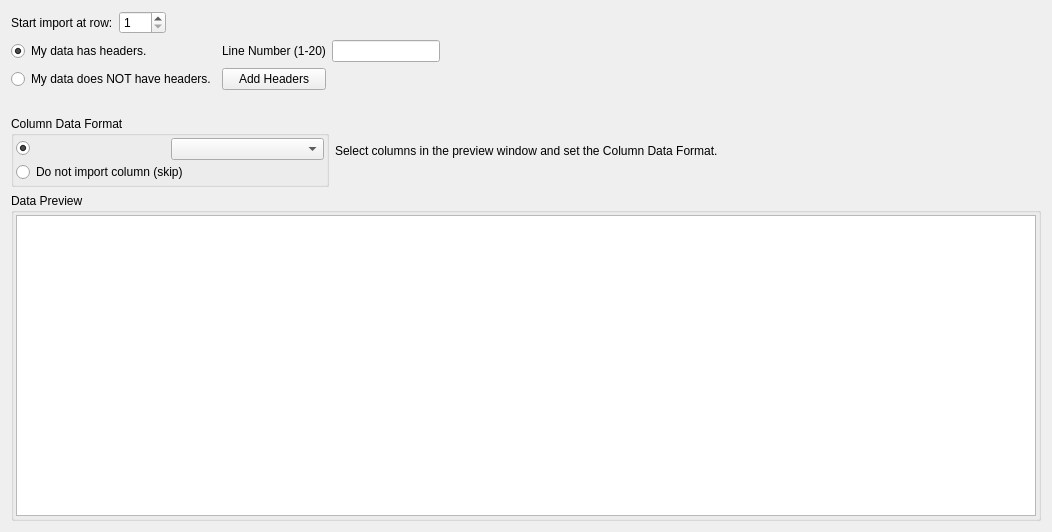
First picture: the form in Source/Plugins/IO/Widgets/ImportASCIIDataWizard/UI_Files/DataFormatPage.ui, repository BlueQuartzSoftware/DREAM3D, before the edit.
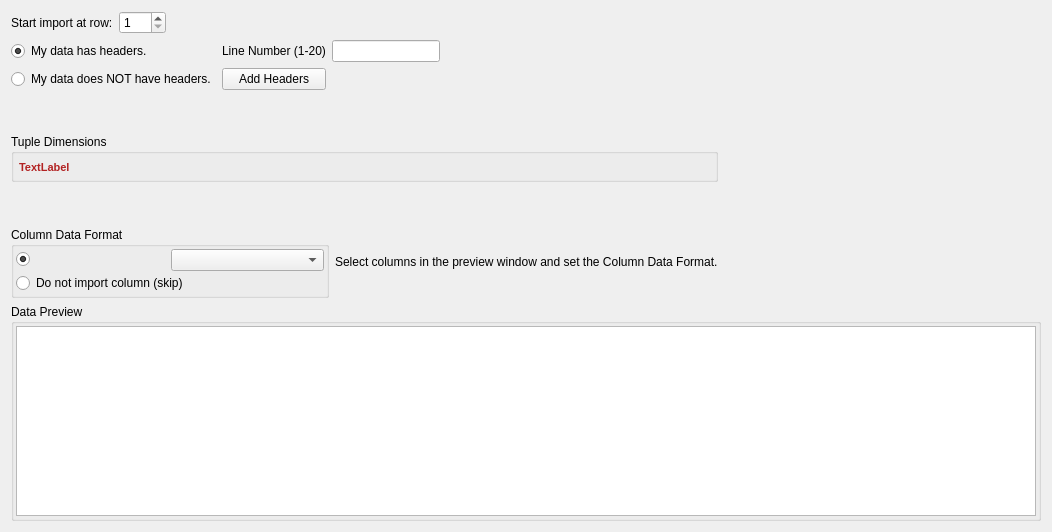
Second picture: the form after the edit. Custom widgets are drawn as their Qt base class.

Commit message: Adding the ability to specify the tuple dimensions for the imported data.

Diff of the .ui file:
```diff
--- a/Source/Plugins/IO/Widgets/ImportASCIIDataWizard/UI_Files/DataFormatPage.ui
+++ b/Source/Plugins/IO/Widgets/ImportASCIIDataWizard/UI_Files/DataFormatPage.ui
@@ -13,40 +13,159 @@
   <property name="windowTitle">
    <string>WizardPage</string>
   </property>
-  <layout class="QGridLayout" name="gridLayout_4">
-   <item row="0" column="0" colspan="3">
-    <layout class="QHBoxLayout" name="horizontalLayout">
-     <item>
-      <widget class="QLabel" name="label_7">
-       <property name="text">
-        <string>Start import at row:</string>
-       </property>
-      </widget>
-     </item>
-     <item>
-      <widget class="QSpinBox" name="startRowSpin">
-       <property name="minimum">
-        <number>1</number>
-       </property>
-       <property name="maximum">
-        <number>200</number>
-       </property>
-      </widget>
-     </item>
-     <item>
-      <spacer name="horizontalSpacer_4">
-       <property name="orientation">
-        <enum>Qt::Horizontal</enum>
-       </property>
-       <property name="sizeHint" stdset="0">
-        <size>
-         <width>458</width>
-         <height>20</height>
-        </size>
-       </property>
-      </spacer>
-     </item>
-    </layout>
+  <layout class="QGridLayout" name="gridLayout_4" rowstretch="0,0,0,0,0,0,0,0">
+   <item row="6" column="0">
+    <widget class="QGroupBox" name="columnDataGroupBox">
+     <property name="title">
+      <string>Column Data Format</string>
+     </property>
+     <layout class="QGridLayout" name="gridLayout_2">
+      <property name="leftMargin">
+       <number>2</number>
+      </property>
+      <property name="topMargin">
+       <number>2</number>
+      </property>
+      <property name="rightMargin">
+       <number>2</number>
+      </property>
+      <property name="bottomMargin">
+       <number>2</number>
+      </property>
+      <property name="spacing">
+       <number>2</number>
+      </property>
+      <item row="0" column="0">
+       <widget class="QRadioButton" name="dataTypeRadio">
+        <property name="sizePolicy">
+         <sizepolicy hsizetype="Minimum" vsizetype="Fixed">
+          <horstretch>0</horstretch>
+          <verstretch>0</verstretch>
+         </sizepolicy>
+        </property>
+        <property name="maximumSize">
+         <size>
+          <width>16777215</width>
+          <height>16777215</height>
+         </size>
+        </property>
+        <property name="text">
+         <string/>
+        </property>
+        <property name="checked">
+         <bool>true</bool>
+        </property>
+        <property name="autoRepeat">
+         <bool>false</bool>
+        </property>
+       </widget>
+      </item>
+      <item row="1" column="0" colspan="2">
+       <widget class="QRadioButton" name="skipRadio">
+        <property name="text">
+         <string>Do not import column (skip)</string>
+        </property>
+       </widget>
+      </item>
+      <item row="0" column="1">
+       <widget class="QComboBox" name="dataTypeCB"/>
+      </item>
+     </layout>
+    </widget>
+   </item>
+   <item row="7" column="0" colspan="3">
+    <widget class="QGroupBox" name="groupBox_2">
+     <property name="title">
+      <string>Data Preview</string>
+     </property>
+     <layout class="QGridLayout" name="gridLayout_3">
+      <property name="leftMargin">
+       <number>2</number>
+      </property>
+      <property name="topMargin">
+       <number>2</number>
+      </property>
+      <property name="rightMargin">
+       <number>2</number>
+      </property>
+      <property name="bottomMargin">
+       <number>2</number>
+      </property>
+      <item row="0" column="0">
+       <widget class="QTableView" name="dataView">
+        <property name="styleSheet">
+         <string notr="true">QHeaderView
+{
+	font-weight: bold;
+}</string>
+        </property>
+        <property name="selectionMode">
+         <enum>QAbstractItemView::SingleSelection</enum>
+        </property>
+        <property name="selectionBehavior">
+         <enum>QAbstractItemView::SelectColumns</enum>
+        </property>
+       </widget>
+      </item>
+     </layout>
+    </widget>
+   </item>
+   <item row="4" column="0" colspan="2">
+    <widget class="QGroupBox" name="groupBox">
+     <property name="title">
+      <string>Tuple Dimensions</string>
+     </property>
+     <layout class="QGridLayout" name="gridLayout_5">
+      <property name="leftMargin">
+       <number>5</number>
+      </property>
+      <property name="topMargin">
+       <number>5</number>
+      </property>
+      <property name="rightMargin">
+       <number>5</number>
+      </property>
+      <property name="bottomMargin">
+       <number>5</number>
+      </property>
+      <property name="horizontalSpacing">
+       <number>0</number>
+      </property>
+      <property name="verticalSpacing">
+       <number>2</number>
+      </property>
+      <item row="1" column="0">
+       <widget class="QLabel" name="tupleTableErrLabel">
+        <property name="font">
+         <font>
+          <pointsize>8</pointsize>
+          <weight>75</weight>
+          <bold>true</bold>
+         </font>
+        </property>
+        <property name="styleSheet">
+         <string notr="true">QLabel { color: FireBrick }</string>
+        </property>
+        <property name="text">
+         <string>TextLabel</string>
+        </property>
+        <property name="wordWrap">
+         <bool>true</bool>
+        </property>
+       </widget>
+      </item>
+      <item row="0" column="0">
+       <widget class="TupleTableWidget" name="tupleDimsTable" native="true"/>
+      </item>
+     </layout>
+    </widget>
+   </item>
+   <item row="6" column="1">
+    <widget class="QLabel" name="label">
+     <property name="text">
+      <string>&lt;html&gt;&lt;head/&gt;&lt;body&gt;&lt;p&gt;Select columns in the preview window and set the Column Data Format.&lt;/p&gt;&lt;/body&gt;&lt;/html&gt;</string>
+     </property>
+    </widget>
    </item>
    <item row="1" column="0" colspan="3">
     <layout class="QGridLayout" name="gridLayout">
@@ -122,127 +241,76 @@
      </item>
     </layout>
    </item>
-   <item row="2" column="1">
+   <item row="0" column="0" colspan="3">
+    <layout class="QHBoxLayout" name="horizontalLayout">
+     <item>
+      <widget class="QLabel" name="label_7">
+       <property name="text">
+        <string>Start import at row:</string>
+       </property>
+      </widget>
+     </item>
+     <item>
+      <widget class="QSpinBox" name="startRowSpin">
+       <property name="minimum">
+        <number>1</number>
+       </property>
+       <property name="maximum">
+        <number>200</number>
+       </property>
+      </widget>
+     </item>
+     <item>
+      <spacer name="horizontalSpacer_4">
+       <property name="orientation">
+        <enum>Qt::Horizontal</enum>
+       </property>
+       <property name="sizeHint" stdset="0">
+        <size>
+         <width>458</width>
+         <height>20</height>
+        </size>
+       </property>
+      </spacer>
+     </item>
+    </layout>
+   </item>
+   <item row="2" column="0" colspan="3">
     <spacer name="verticalSpacer">
      <property name="orientation">
       <enum>Qt::Vertical</enum>
      </property>
-     <property name="sizeType">
-      <enum>QSizePolicy::Fixed</enum>
-     </property>
      <property name="sizeHint" stdset="0">
       <size>
        <width>20</width>
-       <height>20</height>
+       <height>40</height>
       </size>
      </property>
     </spacer>
    </item>
-   <item row="4" column="0" colspan="3">
-    <widget class="QGroupBox" name="groupBox_2">
-     <property name="title">
-      <string>Data Preview</string>
+   <item row="5" column="0" colspan="3">
+    <spacer name="verticalSpacer_2">
+     <property name="orientation">
+      <enum>Qt::Vertical</enum>
      </property>
-     <layout class="QGridLayout" name="gridLayout_3">
-      <property name="leftMargin">
-       <number>2</number>
-      </property>
-      <property name="topMargin">
-       <number>2</number>
-      </property>
-      <property name="rightMargin">
-       <number>2</number>
-      </property>
-      <property name="bottomMargin">
-       <number>2</number>
-      </property>
-      <item row="0" column="0">
-       <widget class="QTableView" name="dataView">
-        <property name="styleSheet">
-         <string notr="true">QHeaderView
-{
-	font-weight: bold;
-}</string>
-        </property>
-        <property name="selectionMode">
-         <enum>QAbstractItemView::SingleSelection</enum>
-        </property>
-        <property name="selectionBehavior">
-         <enum>QAbstractItemView::SelectColumns</enum>
-        </property>
-       </widget>
-      </item>
-     </layout>
-    </widget>
-   </item>
-   <item row="3" column="1">
-    <widget class="QLabel" name="label">
-     <property name="text">
-      <string>&lt;html&gt;&lt;head/&gt;&lt;body&gt;&lt;p&gt;Select columns in the preview window and set the Column Data Format.&lt;/p&gt;&lt;/body&gt;&lt;/html&gt;</string>
+     <property name="sizeHint" stdset="0">
+      <size>
+       <width>20</width>
+       <height>40</height>
+      </size>
      </property>
-    </widget>
-   </item>
-   <item row="3" column="0">
-    <widget class="QGroupBox" name="columnDataGroupBox">
-     <property name="title">
-      <string>Column Data Format</string>
-     </property>
-     <layout class="QGridLayout" name="gridLayout_2">
-      <property name="leftMargin">
-       <number>2</number>
-      </property>
-      <property name="topMargin">
-       <number>2</number>
-      </property>
-      <property name="rightMargin">
-       <number>2</number>
-      </property>
-      <property name="bottomMargin">
-       <number>2</number>
-      </property>
-      <property name="spacing">
-       <number>2</number>
-      </property>
-      <item row="0" column="0">
-       <widget class="QRadioButton" name="dataTypeRadio">
-        <property name="sizePolicy">
-         <sizepolicy hsizetype="Minimum" vsizetype="Fixed">
-          <horstretch>0</horstretch>
-          <verstretch>0</verstretch>
-         </sizepolicy>
-        </property>
-        <property name="maximumSize">
-         <size>
-          <width>16777215</width>
-          <height>16777215</height>
-         </size>
-        </property>
-        <property name="text">
-         <string/>
-        </property>
-        <property name="checked">
-         <bool>true</bool>
-        </property>
-        <property name="autoRepeat">
-         <bool>false</bool>
-        </property>
-       </widget>
-      </item>
-      <item row="1" column="0" colspan="2">
-       <widget class="QRadioButton" name="skipRadio">
-        <property name="text">
-         <string>Do not import column (skip)</string>
-        </property>
-       </widget>
-      </item>
-      <item row="0" column="1">
-       <widget class="QComboBox" name="dataTypeCB"/>
-      </item>
-     </layout>
-    </widget>
+    </spacer>
    </item>
   </layout>
  </widget>
+ <customwidgets>
+  <customwidget>
+   <class>TupleTableWidget</class>
+   <extends>QWidget</extends>
+   <header location="global">tupletablewidget.h</header>
+   <container>1</container>
+  </customwidget>
+ </customwidgets>
  <resources/>
  <connections/>
 </ui>
```
The commit also changes 17 other files.
